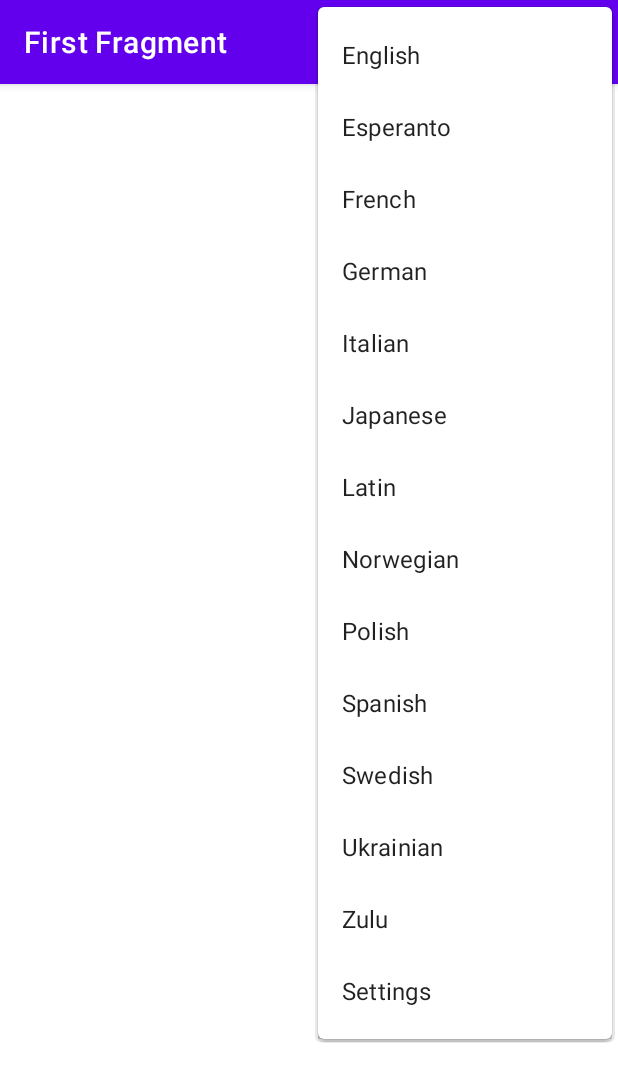
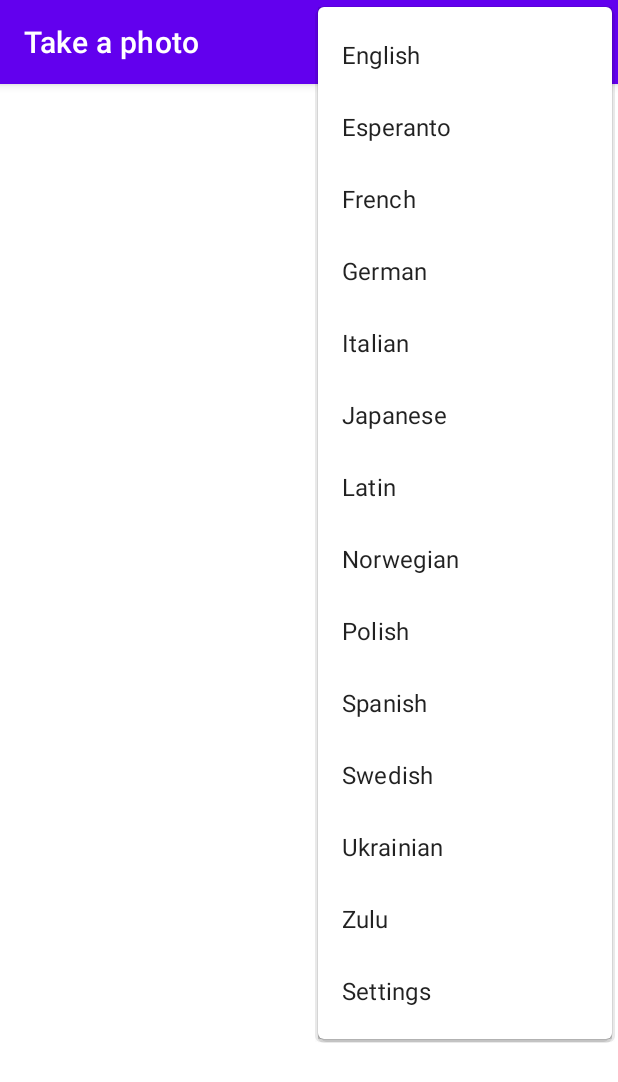
Before and after one commit to marekfranczak/TranslateApp, an Android app: the screen it shows after launch (MainActivity), with the options menu open, on a phone screen of 412 x 824 dp. Shown: the top 1082 px of the screen. Run offline under Robolectric (Android 15) with nearby library versions, the phone set to English and light mode, and no system bars; our stand-ins replace navigation-ui; libraries missing offline, so code that uses them is left out: androidx.camera.core, androidx.camera.lifecycle, androidx.camera.view, com.google.auth.oauth2, com.google.cloud.translate and 1 more; 2 statements that could not run were skipped.

```diff
--- a/app/src/main/java/com/translateapp/Data.java
+++ b/app/src/main/java/com/translateapp/Data.java
@@ -1,9 +1,6 @@
 package com.translateapp;
 
 import android.net.Uri;
-
-import java.util.ArrayList;
-import java.util.List;
 
 public class Data {
 
--- a/app/src/main/java/com/translateapp/Languages.java
+++ b/app/src/main/java/com/translateapp/Languages.java
@@ -2,30 +2,24 @@ package com.translateapp;
 
 public enum Languages {
 
-    English("English", "en"),
-    Esperanto("Esperanto", "eo"),
-    French("French", "fr"),
-    German("German", "de"),
-    Italian("Italian", "it"),
-    Japanese("Japanese", "ja"),
-    Latin("Latin", "la"),
-    Norwegian("Norwegian", "no"),
-    Polish("Polish", "pl"),
-    Spanish("Spanish", "es"),
-    Swedish("Swedish", "sv"),
-    Ukrainian("Ukrainian", "uk"),
-    Zulu("Zulu", "zu");
+    English ("en"),
+    Esperanto("eo"),
+    French("fr"),
+    German("de"),
+    Italian("it"),
+    Japanese("ja"),
+    Latin("la"),
+    Norwegian("no"),
+    Polish("pl"),
+    Spanish("es"),
+    Swedish("sv"),
+    Ukrainian("uk"),
+    Zulu("zu");
 
-    private String languageName;
     private String languageCode;
 
-    Languages(String languageName, String languageCode) {
-        this.languageName = languageName;
+    Languages(String languageCode) {
         this.languageCode = languageCode;
-    }
-
-    public String getLanguageName(){
-        return languageName;
     }
 
     public String getLanguageCode(){
--- a/app/src/main/java/com/translateapp/MainActivity.java
+++ b/app/src/main/java/com/translateapp/MainActivity.java
@@ -57,7 +57,6 @@ public class MainActivity extends AppCompatActivity {
         if(item == null) {
             System.out.println(item.getTitle());
             Data.setLanguages(Languages.valueOf("Poland"));
-            System.out.println("Data: "+Data.getLanguages().getLanguageName());
         }
 
         int id = item.getItemId();
@@ -81,8 +80,4 @@ public class MainActivity extends AppCompatActivity {
         return NavigationUI.navigateUp(navController, appBarConfiguration)
                 || super.onSupportNavigateUp();
     }
-
-    private void makeToast(String text){
-        Toast.makeText(MainActivity.this, text, Toast.LENGTH_SHORT).show();
-    }
 }
--- a/app/src/main/res/values/strings.xml
+++ b/app/src/main/res/values/strings.xml
@@ -2,11 +2,7 @@
     <string name="app_name">TranslateApp</string>
     <string name="action_settings">Settings</string>
     <!-- Strings used for fragments for navigation -->
-    <string name="first_fragment_label">First Fragment</string>
-    <string name="second_fragment_label">Second Fragment</string>
-    <string name="next">Next</string>
-    <string name="previous">Previous</string>
+    <string name="first_fragment_label">Take a photo</string>
+    <string name="second_fragment_label">Result</string>
 
-    <string name="hello_first_fragment">Hello first fragment</string>
-    <string name="hello_second_fragment">Hello second fragment. Arg: %1$s</string>
 </resources>
```
